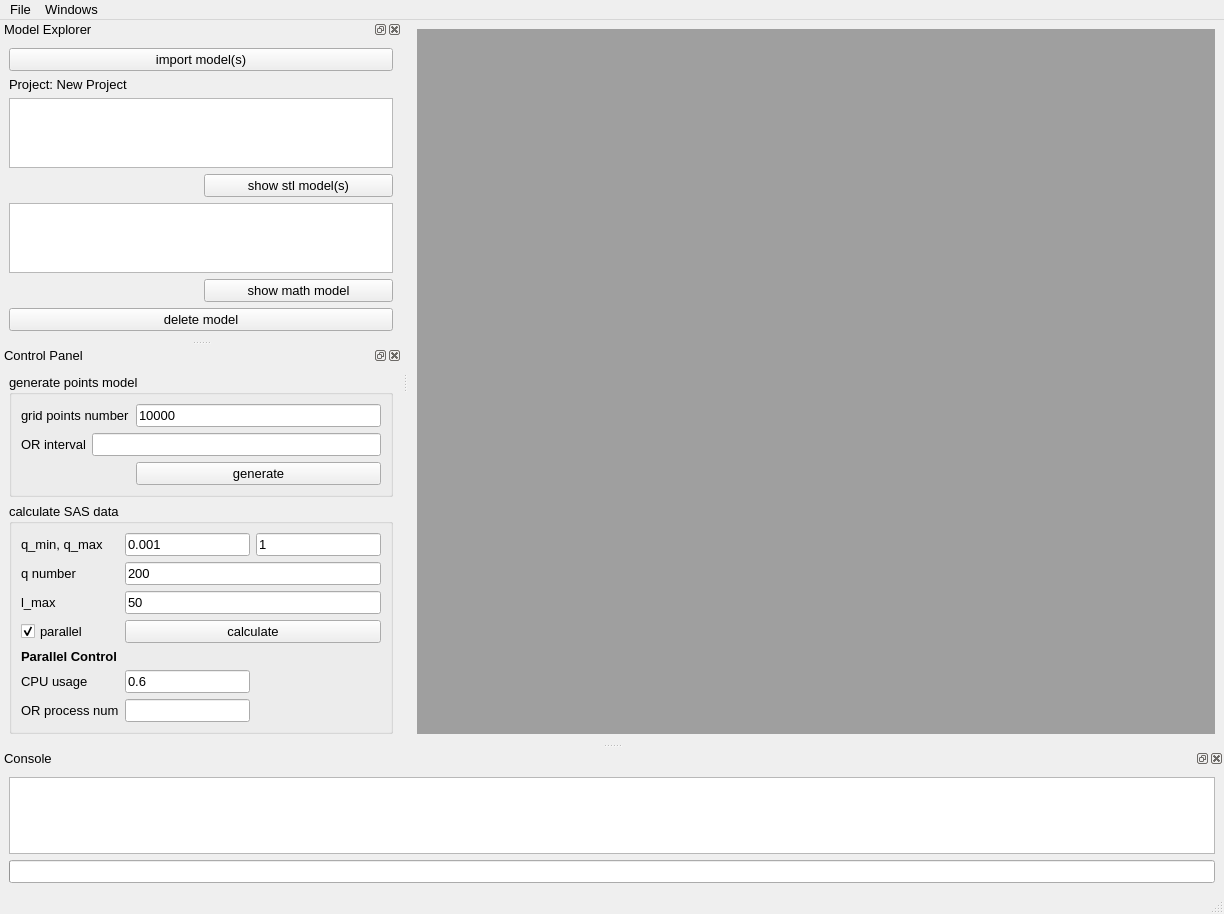
This is qtgui/mainwindow.ui in molybd/Model2SAS as Qt 5 draws it before an edit. The edited form follows.
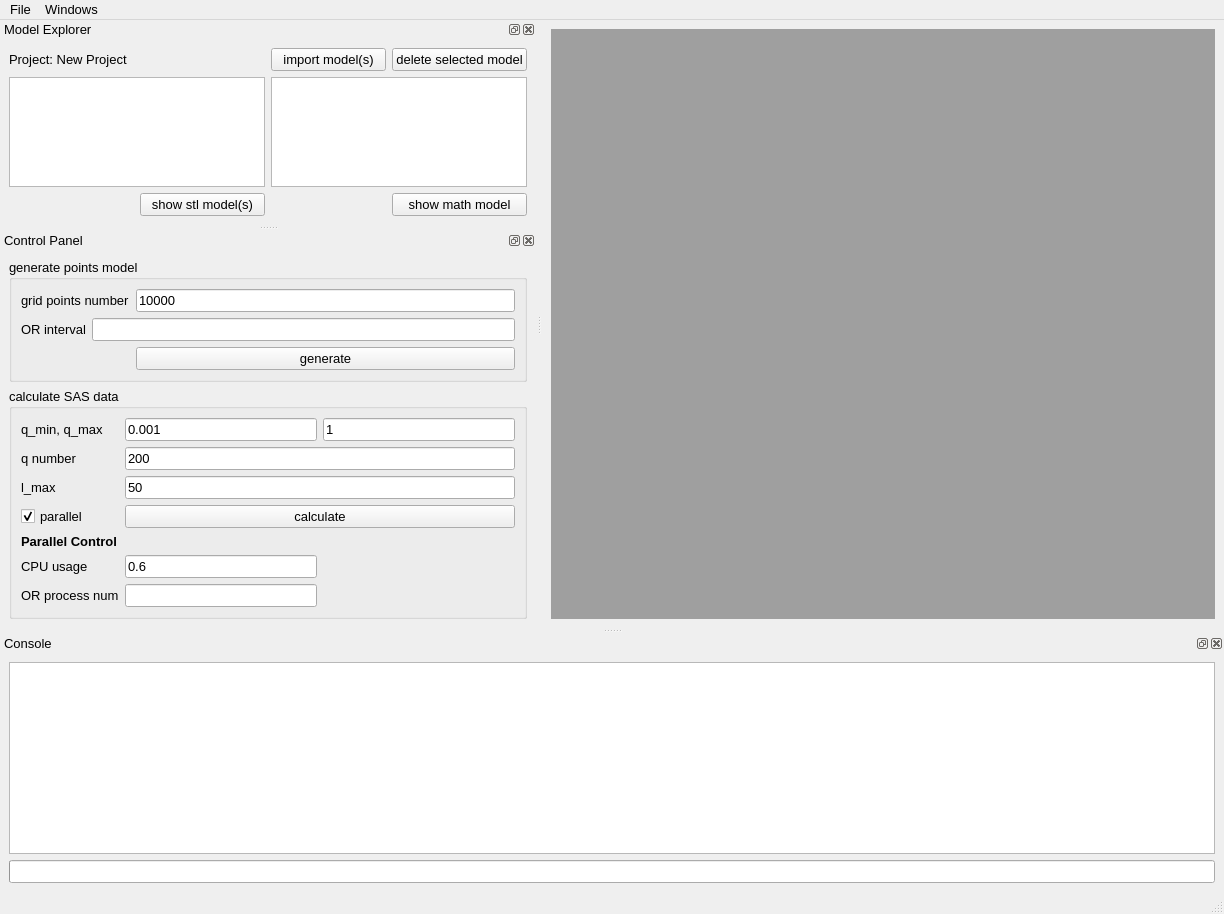
This is the edited form.

Commit message: Add delete model function & adjust the model explorer dock

What changed in the file:
```diff
--- a/qtgui/mainwindow.ui
+++ b/qtgui/mainwindow.ui
@@ -65,41 +65,41 @@
    </attribute>
    <widget class="QWidget" name="dockWidgetContents">
     <layout class="QGridLayout" name="gridLayout">
-     <item row="0" column="0" colspan="2">
-      <widget class="QPushButton" name="pushButton_importModels">
-       <property name="text">
-        <string>import model(s)</string>
-       </property>
-      </widget>
-     </item>
-     <item row="8" column="0" colspan="2">
-      <widget class="QPushButton" name="pushButton_deleteModel">
-       <property name="text">
-        <string>delete model</string>
-       </property>
-      </widget>
-     </item>
-     <item row="4" column="0" colspan="2">
+     <item row="1" column="0" colspan="2">
       <widget class="QTableView" name="tableView_stlmodels"/>
      </item>
-     <item row="7" column="1">
+     <item row="1" column="2" colspan="2">
+      <widget class="QTableView" name="tableView_mathmodels"/>
+     </item>
+     <item row="2" column="3">
       <widget class="QPushButton" name="pushButton_showMathmodel">
        <property name="text">
         <string>show math model</string>
        </property>
       </widget>
      </item>
-     <item row="6" column="0" colspan="2">
-      <widget class="QTableView" name="tableView_mathmodels"/>
-     </item>
-     <item row="5" column="1">
+     <item row="2" column="1">
       <widget class="QPushButton" name="pushButton_showStlmodels">
        <property name="text">
         <string>show stl model(s)</string>
        </property>
       </widget>
      </item>
-     <item row="1" column="0" colspan="2">
+     <item row="0" column="3">
+      <widget class="QPushButton" name="pushButton_deleteModel">
+       <property name="text">
+        <string>delete selected model</string>
+       </property>
+      </widget>
+     </item>
+     <item row="0" column="2">
+      <widget class="QPushButton" name="pushButton_importModels">
+       <property name="text">
+        <string>import model(s)</string>
+       </property>
+      </widget>
+     </item>
+     <item row="0" column="0" colspan="2">
       <widget class="QLabel" name="label_projectName">
        <property name="text">
         <string>Project: New Project</string>
```
Left out of the diff: 15 changed lines with no effect on the pictures. The commit also changes 4 other files.
